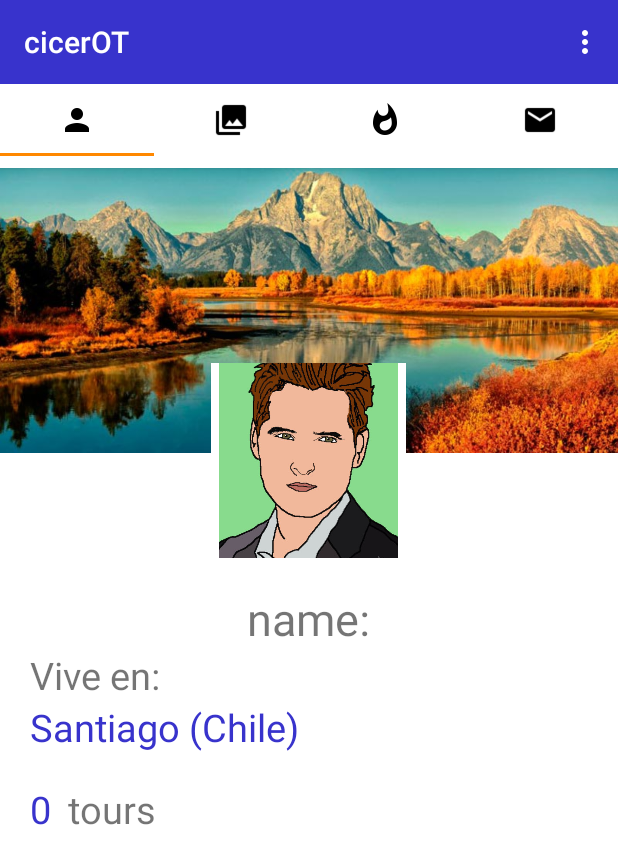
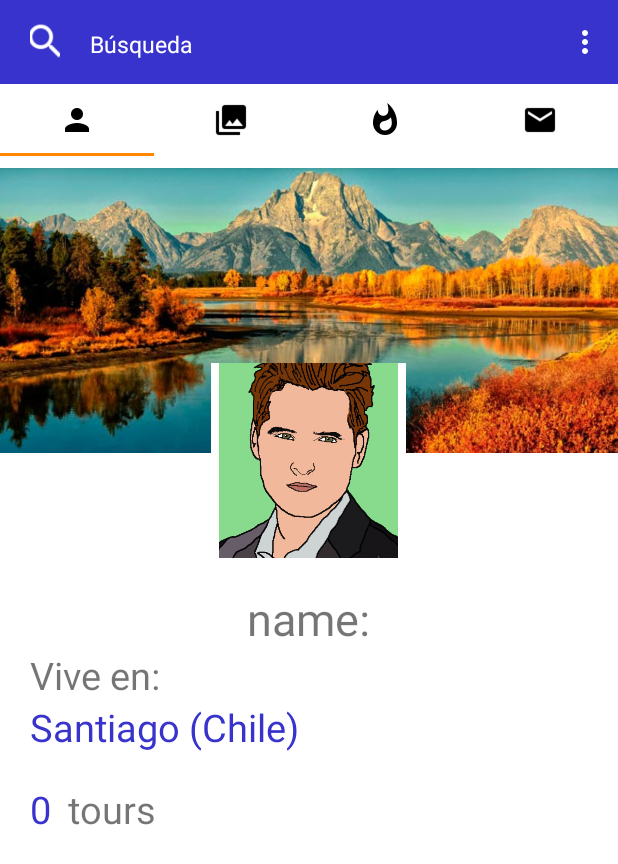
Before and after one commit to iorellana18/cicerOTApp, an Android app: the Adapter screen opened directly, with no data from a screen before it, on a phone screen of 412 x 824 dp. Shown: the top 864 px of the screen. Run offline under Robolectric (Android 15) with nearby library versions, the light colour scheme and no system bars.

Commit message:
Search bar to activity search navegable

```diff
--- a/app/src/main/AndroidManifest.xml
+++ b/app/src/main/AndroidManifest.xml
@@ -7,7 +7,7 @@
         android:icon="@drawable/logo"
         android:label="@string/app_name"
         android:supportsRtl="true"
-        android:theme="@style/Theme.AppCompat.Light"
+        android:theme="@style/Theme.AppCompat.Light.NoActionBar"
         android:hardwareAccelerated="true">
 
         <activity
@@ -30,7 +30,7 @@
             android:theme="@style/AppTheme.NoActionBar">
         </activity>
 
-        <activity android:name=".ProfileActivity"
+        <activity android:name=".SearchActivity"
             android:label="@string/app_name"
             android:theme="@style/AppTheme.NoActionBar">
         </activity>
--- a/app/src/main/java/cl/usach/CICEROT/Adapter.java
+++ b/app/src/main/java/cl/usach/CICEROT/Adapter.java
@@ -1,5 +1,6 @@
 package cl.usach.CICEROT;
 
+import android.content.Intent;
 import android.os.Bundle;
 import android.support.design.widget.TabLayout;
 import android.support.v4.view.ViewPager;
@@ -7,14 +8,31 @@ import android.support.v7.app.AppCompatActivity;
 import android.support.v7.widget.Toolbar;
 import android.view.Menu;
 import android.view.MenuItem;
+import android.view.View;
+import android.widget.TextView;
 
 
 public class Adapter extends AppCompatActivity {
 
+    TextView search;
+
     @Override
     protected void onCreate(Bundle savedInstanceState) {
         super.onCreate(savedInstanceState);
+
+
         setContentView(R.layout.activity_main);
+
+
+        search =(TextView)findViewById(R.id.Searchmain);
+
+        search.setOnClickListener(new View.OnClickListener() {
+            @Override
+            public void onClick(View v) {
+                Intent intent = new Intent(Adapter.this, SearchActivity.class);
+                startActivity(intent);
+            }
+        });
         Toolbar toolbar = (Toolbar) findViewById(R.id.toolbar);
         setSupportActionBar(toolbar);
 
@@ -46,6 +64,10 @@ public class Adapter extends AppCompatActivity {
 
             }
         });
+
+
+
+
     }
 
     @Override
--- a/app/src/main/java/cl/usach/CICEROT/SearchActivity.java
+++ b/app/src/main/java/cl/usach/CICEROT/SearchActivity.java
@@ -1,9 +1,17 @@
 package cl.usach.CICEROT;
 
 import android.app.Activity;
+import android.os.Bundle;
 
 /**
  * Created by Ian on 03-11-2016.
  */
 public class SearchActivity extends Activity{
+
+    @Override
+    protected void onCreate(Bundle savedInstanceState) {
+        super.onCreate(savedInstanceState);
+        setContentView(R.layout.activity_search);
+
+    }
 }
--- a/app/src/main/res/layout/activity_main.xml
+++ b/app/src/main/res/layout/activity_main.xml
@@ -7,16 +7,62 @@
     android:layout_height="match_parent"
     tools:context=".Adapter">
 
+
+
     <android.support.v7.widget.Toolbar
         android:id="@+id/toolbar"
         android:layout_width="match_parent"
         android:layout_height="wrap_content"
-        android:layout_alignParentTop="true"
         android:background="@color/colorPrimaryDark"
         android:elevation="6dp"
         android:minHeight="?attr/actionBarSize"
         android:theme="@style/ThemeOverlay.AppCompat.Dark.ActionBar"
-        app:popupTheme="@style/ThemeOverlay.AppCompat.Light"/>
+        app:popupTheme="@style/ThemeOverlay.AppCompat.Light">
+
+        <ImageView
+            android:id="@+id/searchIcon"
+            android:layout_width="20dp"
+            android:layout_height="30dp"
+            android:layout_marginLeft="20dp"
+            android:layout_marginTop="5dp"
+            android:scaleType="centerCrop"
+            android:src="@mipmap/ic_search_black_48dp"
+            android:tint="@color/colorPrimary"
+            />
+
+        <TextView
+            android:id="@+id/Searchmain"
+            android:layout_width="match_parent"
+            android:layout_marginRight="30dp"
+            android:paddingTop="5dp"
+            android:paddingLeft="20dp"
+            android:layout_height="29dp"
+            android:layout_gravity="top"
+            android:layout_marginTop="5dp"
+            android:inputType="text"
+            android:textColor="@color/colorPrimary"
+            android:layout_alignParentTop="true"
+            android:textColorHint="@color/colorPrimary"
+            android:textColorLink="@color/colorPrimary"
+            android:textSize="15sp"
+            android:clickable="true"
+            android:onClick="onClick"
+            android:background="@drawable/highlightbutton"
+            android:hint="Búsqueda"/>
+
+        <View
+            android:layout_width="match_parent"
+            android:layout_below="@+id/Searchmain"
+            android:layout_marginLeft="40dp"
+            android:layout_marginRight="30dp"
+            android:layout_height="1dp"
+            android:background="@android:color/darker_gray"/>
+
+
+    </android.support.v7.widget.Toolbar>
+
+
+
 
     <android.support.design.widget.TabLayout
         android:id="@+id/tab_layout"
--- a/app/src/main/res/layout/activity_search.xml
+++ b/app/src/main/res/layout/activity_search.xml
@@ -19,7 +19,7 @@
         android:paddingLeft="20dp"
         android:layout_height="29dp"
         android:layout_gravity="top"
-        android:layout_marginLeft="60dp"
+        android:layout_toRightOf="@+id/searchIcon"
         android:layout_marginTop="5dp"
         android:inputType="text"
         android:textColor="@color/colorPrimary"
@@ -27,14 +27,14 @@
         android:textColorHint="@color/colorPrimary"
         android:textColorLink="@color/colorPrimary"
         android:textSize="15sp"
-        android:background="@drawable/highlightbutton"
+        android:background="@color/colorPrimaryDark"
         android:hint="Búsqueda"/>
 
     <ImageView
         android:id="@+id/searchIcon"
         android:layout_width="20dp"
         android:layout_height="30dp"
-        android:layout_marginLeft="30dp"
+        android:layout_marginLeft="20dp"
         android:layout_marginTop="5dp"
         android:scaleType="centerCrop"
         android:src="@mipmap/ic_search_black_48dp"
--- a/app/src/main/res/menu/menu_main.xml
+++ b/app/src/main/res/menu/menu_main.xml
@@ -2,7 +2,7 @@
     <!-- Search, should appear as action button -->
     <item android:id="@+id/share"
         android:icon="@drawable/fire"
-        android:title="share"
+        android:title="Editar Perfil"
         />
 
 </menu>
```
